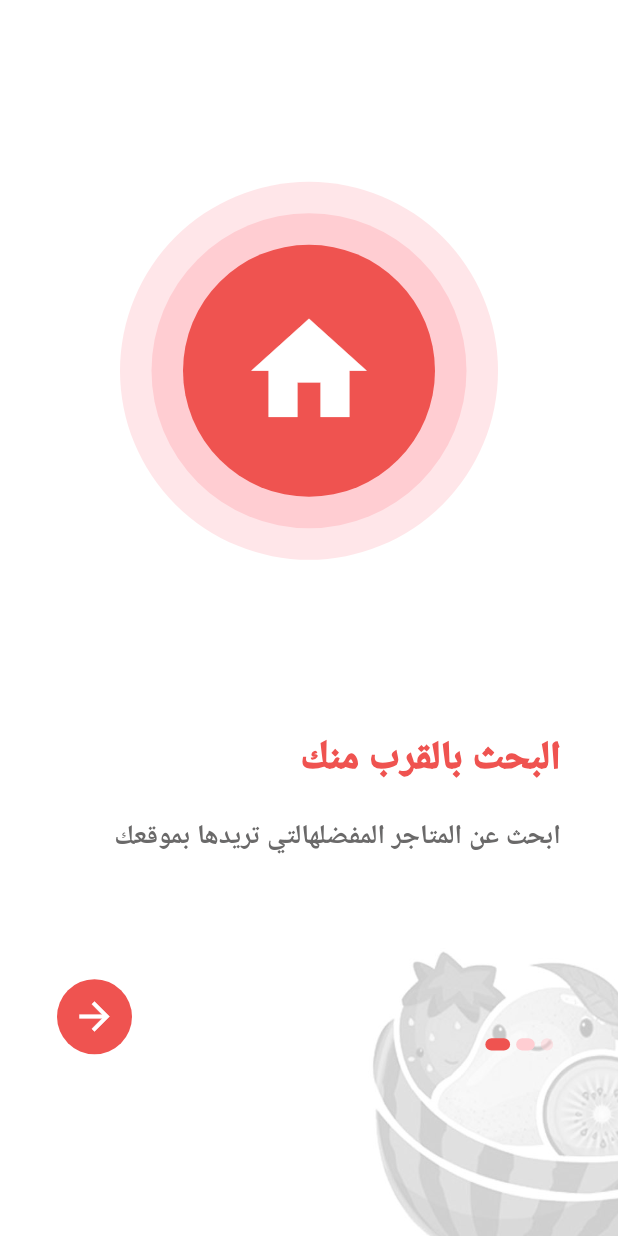
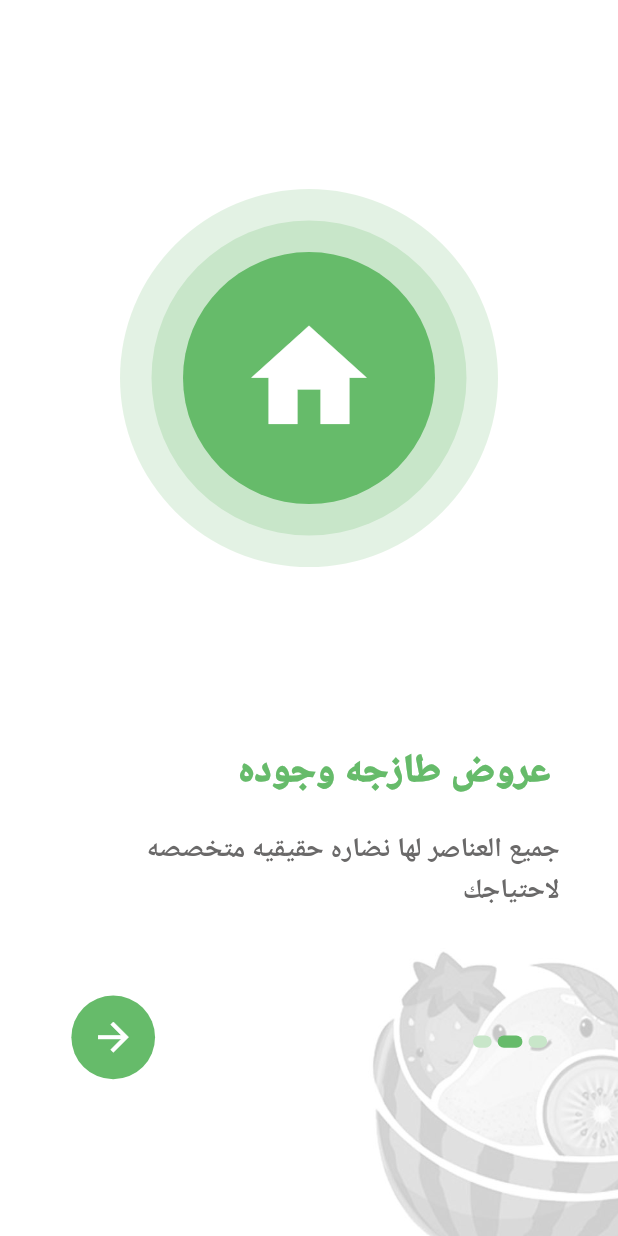
Before and after one commit to Khaled112003/selaty, a Flutter app: the screen it shows after launch, after a tap on the "arrow forward" icon, on a phone screen of 412 x 824 dp. Run offline on Flutter 3.47's test engine with Material 3 defaults, Android fonts, the phone set to English and light mode, and no system bars; our stand-ins replace flutter_screenutil, go_router, google_fonts; Roboto replaces fonts that are missing (Cairo).

```diff
--- a/lib/core/routing/app_routs.dart
+++ b/lib/core/routing/app_routs.dart
@@ -1,6 +1,8 @@
 
 import 'package:go_router/go_router.dart';
-import 'package:selaty/features/authentications/presentation/views/sign_in_or_sign_up.dart';
+import 'package:selaty/features/authentications/presentation/views/sign_in_or_sign_up_screen.dart';
+import 'package:selaty/features/authentications/presentation/views/sign_in_screen.dart';
+import 'package:selaty/features/authentications/presentation/views/sign_up_screen.dart';
 import 'package:selaty/features/onbarding/views/onboarding_screen.dart';
 import 'package:selaty/features/splash/splash_screen.dart';
 
@@ -19,5 +21,13 @@ final router = GoRouter(
       path: '/auth',
       builder: (context, state) => const SignInOrSignUp(),
     ),
+     GoRoute(
+      path: '/sign-in',
+      builder: (context, state) => const SignInScreen(),
+    ),
+    GoRoute(
+      path: '/sign-up',
+      builder: (context, state) => const SignUpScreen(),
+    ),
   ],
 );
--- a/lib/core/themes/app_styles.dart
+++ b/lib/core/themes/app_styles.dart
@@ -28,4 +28,6 @@ class AppStyles {
   static TextStyle font14W400Grey = cairoStyle(14, FontWeight.w400);
   static TextStyle font12W500 = cairoStyle(12, FontWeight.w500);
   static TextStyle font12W600 = cairoStyle(12, FontWeight.w600);
+  // font20W800
+  static TextStyle font20W800 = cairoStyle(20, FontWeight.w800);
 }
--- a/lib/features/authentications/presentation/views/sign_in_or_sign_up.dart
+++ b/lib/features/authentications/presentation/views/sign_in_or_sign_up_screen.dart
@@ -1,5 +1,6 @@
 import 'package:flutter/material.dart';
 import 'package:flutter_screenutil/flutter_screenutil.dart';
+import 'package:go_router/go_router.dart';
 import 'package:selaty/core/helpers/spacing.dart';
 import 'package:selaty/core/widgets/custom_button.dart';
 
@@ -33,11 +34,13 @@ class SignInOrSignUp extends StatelessWidget {
                   ),
                   verticalSpace(50),
                   CustomButton(
+                    onPressed: () => context.push('/sign-in'),
                       text: "تسجيل الدخول",
                       colortext: Colors.white,
                       backgroundcolor: Colors.red),
                   verticalSpace(20),
                         CustomButton(
+                          onPressed: () => context.push('/sign-up'),
                       text: "انشئ حساب",
                       colortext: Colors.white,
                       backgroundcolor: Colors.green)
--- a/lib/features/onbarding/views/onboarding_screen.dart
+++ b/lib/features/onbarding/views/onboarding_screen.dart
@@ -1,4 +1,5 @@
 import 'package:flutter/material.dart';
+import 'package:flutter_screenutil/flutter_screenutil.dart';
 import 'package:go_router/go_router.dart';
 import 'package:selaty/features/onbarding/views/wigets/custom_indicator.dart';
 import 'package:selaty/features/onbarding/views/wigets/onboarding_body.dart';
@@ -29,7 +30,7 @@ class _OnboardingScreenState extends State {
             ),
           ),
           Padding(
-            padding: const EdgeInsets.all(8.0),
+            padding:  EdgeInsets.all(8.sp),
             child: PageView(
               controller: controller,
               onPageChanged: (value) {
@@ -47,11 +48,6 @@ class _OnboardingScreenState extends State {
                   text1: "البحث بالقرب منك",
                   text2: "ابحث عن المتاجر المفضلهالتي تريدها بموقعك ",
                   buttonColor: onBoardingScreenColors(index)[2],
-                  onTap: () => controller.animateToPage(
-                    index + 1,
-                    duration: const Duration(milliseconds: 500),
-                    curve: Curves.easeInOut,
-                  ),
                 ),
                 OnboardingBody(
                   isLandscape: isLandscape,
@@ -62,14 +58,8 @@ class _OnboardingScreenState extends State {
                   text1: " عروض طازجه وجوده",
                   text2: "جميع العناصر لها نضاره حقيقيه متخصصه لاحتياجك",
                   buttonColor: onBoardingScreenColors(index)[2],
-                  onTap: () => controller.animateToPage(
-                    index + 1,
-                    duration: const Duration(milliseconds: 500),
-                    curve: Curves.easeInOut,
-                  ),
                 ),
                 OnboardingBody(
-                  onTap: () => context.go("/auth"),
                   isLandscape: isLandscape,
                   icon: Icon(Icons.check),
                   color1: onBoardingScreenColors(index)[0],
@@ -82,11 +72,44 @@ class _OnboardingScreenState extends State {
               ],
             ),
           ),
+
           Positioned(
             bottom: isLandscape
-                ? screenSize.height * 0.14
-                : screenSize.height * 0.15,
-            right: screenSize.width * 0.1,
+                ? screenSize.height * 0.08.h
+                : screenSize.height * 0.125.h,
+            left: screenSize.width * 0.1.w,
+            child: GestureDetector(
+              onTap: () {
+                if (index < 2) {
+                  controller.animateToPage(
+                    index + 1,
+                    duration: const Duration(milliseconds: 500),
+                    curve: Curves.easeInOut,
+                  );
+                } else {
+                  context.go("/auth");
+                }
+              },
+              child: Container(
+                width: isLandscape ? 50.w : 55.w,
+                height: isLandscape ? 50.h : 55.h,
+                decoration: BoxDecoration(
+                  color: onBoardingScreenColors(index)[2],
+                  shape: BoxShape.circle,
+                ),
+                child: Icon(
+                  index < 2 ? Icons.arrow_forward : Icons.check,
+                  color: Colors.white,
+                  size: isLandscape ? 25.h : 30.h,
+                ),
+              ),
+            ),
+          ),
+          Positioned(
+            bottom: isLandscape
+                ? screenSize.height * 0.14.h
+                : screenSize.height * 0.15.h,
+            right: screenSize.width * 0.1.w,
             child: Row(
               mainAxisAlignment: MainAxisAlignment.center,
               children: List.generate(3, (i) {
@@ -111,23 +134,19 @@ class _OnboardingScreenState extends State {
 List<Color> onBoardingScreenColors(int index) {
   if (index == 0) {
     return [
-      Colors.red.shade100.withValues(alpha: 0.5),
-
+      Colors.red.shade100.withOpacity(0.5),
       Colors.red.shade100,
       Colors.red.shade400,
-
     ];
   } else if (index == 1) {
     return [
-       Colors.green.shade100.withValues(alpha: 0.5),
-
+      Colors.green.shade100.withOpacity(0.5),
       Colors.green.shade100,
       Colors.green.shade400,
     ];
   } else {
     return [
-      Colors.grey.shade200.withValues(alpha: 0.5),
-
+      Colors.grey.shade200.withOpacity(0.5),
       Colors.grey.shade300,
       const Color.fromARGB(255, 100, 95, 95),
     ];
--- a/lib/features/onbarding/views/wigets/onboarding_body.dart
+++ b/lib/features/onbarding/views/wigets/onboarding_body.dart
@@ -8,8 +8,8 @@ class OnboardingBody extends StatelessWidget {
   final Color color1,color2,color3;
   final String text1,text2;
   final Color buttonColor;
-  final void Function()? onTap;
-  const OnboardingBody({super.key, this.isLandscape = false, required this.icon, required this.color1, required this.color2, required this.color3, required this.text1, required this.text2, required this.buttonColor, this.onTap});
+
+  const OnboardingBody({super.key, this.isLandscape = false, required this.icon, required this.color1, required this.color2, required this.color3, required this.text1, required this.text2, required this.buttonColor, });
 
 
   @override
@@ -42,7 +42,7 @@ class OnboardingBody extends StatelessWidget {
               ),
             ],
           ),
-          TitlesAndButton(buttonColor:buttonColor ,text1: text1, text2: text2,onTap: onTap,),
+          TitlesOnboarding(buttonColor:buttonColor ,text1: text1, text2: text2,),
 
         ],
       ),
--- a/lib/features/onbarding/views/wigets/titles_and_button.dart
+++ b/lib/features/onbarding/views/wigets/titles_and_button.dart
@@ -2,22 +2,23 @@ import 'package:flutter/material.dart';
 import 'package:selaty/core/helpers/spacing.dart';
 import 'package:selaty/core/themes/app_styles.dart';
 
-class TitlesAndButton extends StatelessWidget {
-  const TitlesAndButton(
+class TitlesOnboarding extends StatelessWidget {
+  const TitlesOnboarding(
       {super.key,
       this.isLandscape = false,
       required this.text1,
       required this.text2,
 
-      required this.buttonColor, this.onTap});
+      required this.buttonColor, });
   final bool isLandscape;
   final String text1, text2;
   final Color buttonColor;
-  final void Function()? onTap;
+
   @override
   Widget build(BuildContext context) {
-    return Column(
-      mainAxisAlignment: MainAxisAlignment.spaceEvenly,
+    return Align(alignment: AlignmentDirectional.centerEnd,
+      child: Column(
+
         crossAxisAlignment: CrossAxisAlignment.end,
         children: [
           Text(
@@ -38,30 +39,10 @@ class TitlesAndButton extends StatelessWidget {
               fontSize: isLandscape ? 16 : 18,
             ),
           ),
-        verticalSpace(isLandscape ? 40 : 80),
-        GestureDetector(
-          onTap:onTap ,
-          child: Row(
-            mainAxisAlignment: MainAxisAlignment.spaceBetween,
-            children: [
-              Container(
-                width: isLandscape ? 40 : 50,
-                height: isLandscape ? 40 : 50,
-                decoration: BoxDecoration(
-                  color:buttonColor,
-                  shape: BoxShape.circle,
-                ),
-                child: Icon(
-                  Icons.arrow_forward,
-                  color: Colors.white,
-                  size: isLandscape ? 25 : 30,
-                ),
-              ),
+          verticalSpace(isLandscape ? 50 : 90),
 
         ],
       ),
-        )
-      ],
     );
   }
 }
--- a/pubspec.yaml
+++ b/pubspec.yaml
@@ -32,6 +32,7 @@ dependencies:
   flutter_screenutil: ^5.9.3
   go_router: ^14.8.0
   google_fonts: ^6.2.1
+  intl_phone_field: ^3.2.0
 
 
 dev_dependencies:
```
Also changed, not shown: lib/core/widgets/appbar_items.dart (added, +49 -0 lines), lib/core/widgets/auth_textfield.dart (added, +56 -0 lines), lib/core/widgets/custom_button.dart (+9 -7 lines), lib/features/authentications/presentation/views/sign_in_screen.dart (added, +81 -0 lines), lib/features/authentications/presentation/views/sign_up_screen.dart (added, +142 -0 lines), pubspec.lock. Lines whose indentation alone changed are shown as unchanged.
